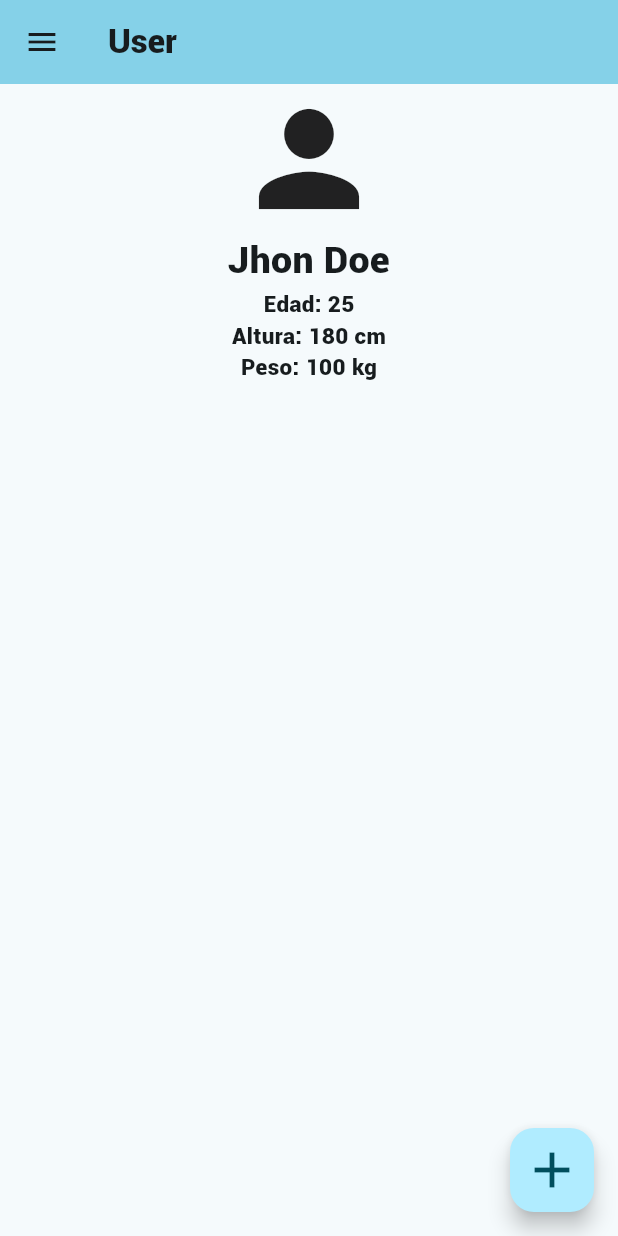
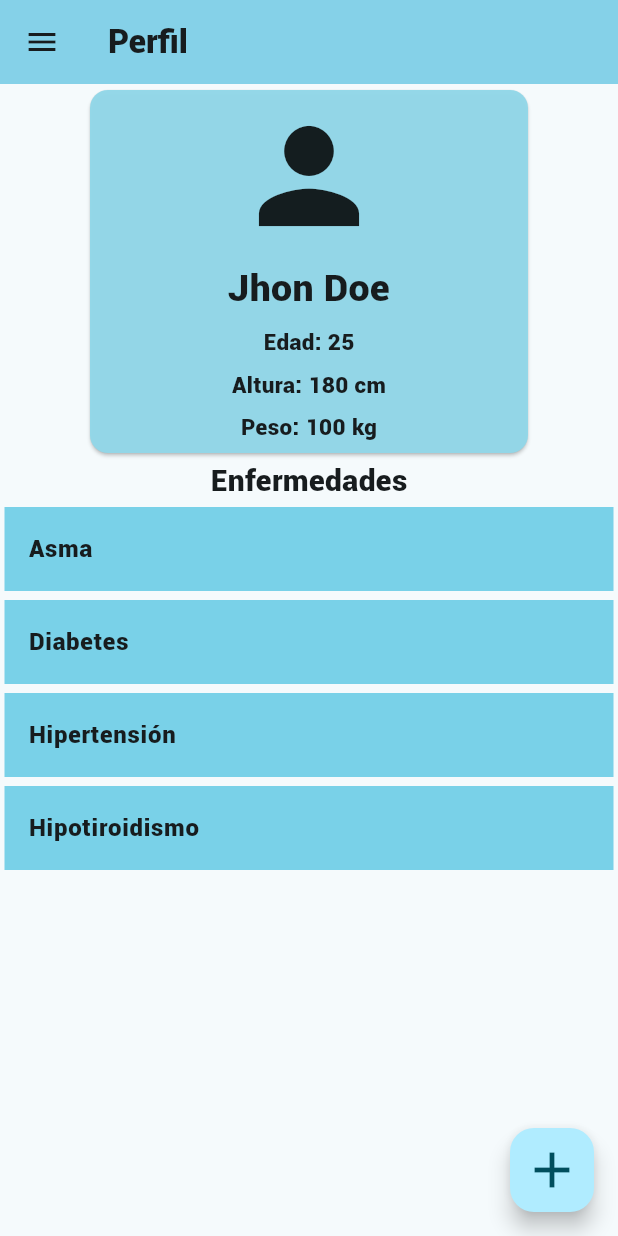
Before and after one commit to GermanAliaga/DocFileApp, a Flutter app: the User screen opened directly, in the side drawer, after a tap on the "add" icon, on a phone screen of 412 x 824 dp. Run offline on Flutter 3.47's test engine with Material 3 defaults, Android fonts, the phone set to English and light mode, and no system bars; our stand-ins replace flutter_svg; missing offline and left inert: dart:ui_web.

Commit message:
casi listo

```diff
--- a/lib/pages/addfile.dart
+++ b/lib/pages/addfile.dart
@@ -24,7 +24,7 @@ class _AddFileState extends State<AddFile> {
     return Scaffold(
       appBar: AppBar(
         backgroundColor: Theme.of(context).colorScheme.inversePrimary,
-        title: const Text('Creación nueva receta'),
+        title: const Text('Agregar documento'),
       ),
       drawer: const MyDrawer(),
       body: Center(
--- a/lib/pages/mydrawer.dart
+++ b/lib/pages/mydrawer.dart
@@ -32,7 +32,7 @@ class _MyDrawerState extends State<MyDrawer> {
           ),
         ),
         ListTile(
-          title: const Text('MyHomePage'),
+          title: const Text('Inicio'),
           onTap: () {
             Navigator.pop(context);
             Navigator.push(context,
@@ -40,7 +40,7 @@ class _MyDrawerState extends State<MyDrawer> {
           },
         ),
         ListTile(
-          title: const Text('AddFile'),
+          title: const Text('Agregar documento'),
           onTap: () {
             Navigator.pop(context);
             Navigator.push(context,
@@ -48,7 +48,7 @@ class _MyDrawerState extends State<MyDrawer> {
           },
         ),
         ListTile(
-          title: const Text('User'),
+          title: const Text('Perfil'),
           onTap: () {
             Navigator.pop(context);
             Navigator.push(
--- a/lib/pages/user.dart
+++ b/lib/pages/user.dart
@@ -11,14 +11,29 @@ class User extends StatefulWidget {
 class _UserState extends State<User> {
   @override
   Widget build(BuildContext context) {
+    final List<String> elements = [
+      'Asma',
+      'Diabetes',
+      'Hipertensión',
+      'Hipotiroidismo'
+    ];
+
     return Scaffold(
       appBar: AppBar(
-        title: const Text('User'),
+        title: const Text('Perfil'),
         backgroundColor: Theme.of(context).colorScheme.inversePrimary,
       ),
       drawer: const MyDrawer(),
-      body: const Center(
+      body: Column(
+        mainAxisSize: MainAxisSize.max,
+        children: [
+          const SizedBox(
+            height: 250,
+            width: 300,
+            child: Card(
+                color: Color.fromARGB(248, 146, 215, 232),
                 child: Column(
+                    mainAxisAlignment: MainAxisAlignment.spaceEvenly,
                     children: [
                       Icon(
                         Icons.person,
@@ -40,8 +55,26 @@ class _UserState extends State<User> {
                         'Peso: 100 kg',
                         style: TextStyle(fontSize: 15),
                       ),
+                    ])),
+          ),
+          const Text(
+            'Enfermedades',
+            style: TextStyle(fontSize: 20),
+          ),
+          Expanded(
+            child: ListView.builder(
+              itemCount: elements.length,
+              itemBuilder: (context, index) {
+                return Padding(
+                    padding: const EdgeInsets.all(3),
+                    child: ListTile(
+                      title: Text(elements[index]),
+                      tileColor: const Color.fromARGB(248, 117, 208, 231),
+                    ));
+              },
+            ),
+          ),
         ],
-        ),
       ),
       floatingActionButton: FloatingActionButton(
         onPressed: () => showDialog<String>(
@@ -55,6 +88,8 @@ class _UserState extends State<User> {
                         'Nombre enfermedad',
                       ),
                       const TextField(
+                          maxLines: 3,
+                          textAlign: TextAlign.justify,
                           decoration: InputDecoration(
                             border: OutlineInputBorder(),
                             hintText: 'Ingresar nombre',
@@ -68,7 +103,7 @@ class _UserState extends State<User> {
                                   builder: (context) => const User()));
                         },
                         child: const Text('Agregar enfermedad'),
-                      )
+                      ),
                     ],
                   ),
                 ))),
```
Also changed, not shown: lib/pages/myhomepage.dart (+36 -1 lines). Lines whose indentation alone changed are shown as unchanged.
